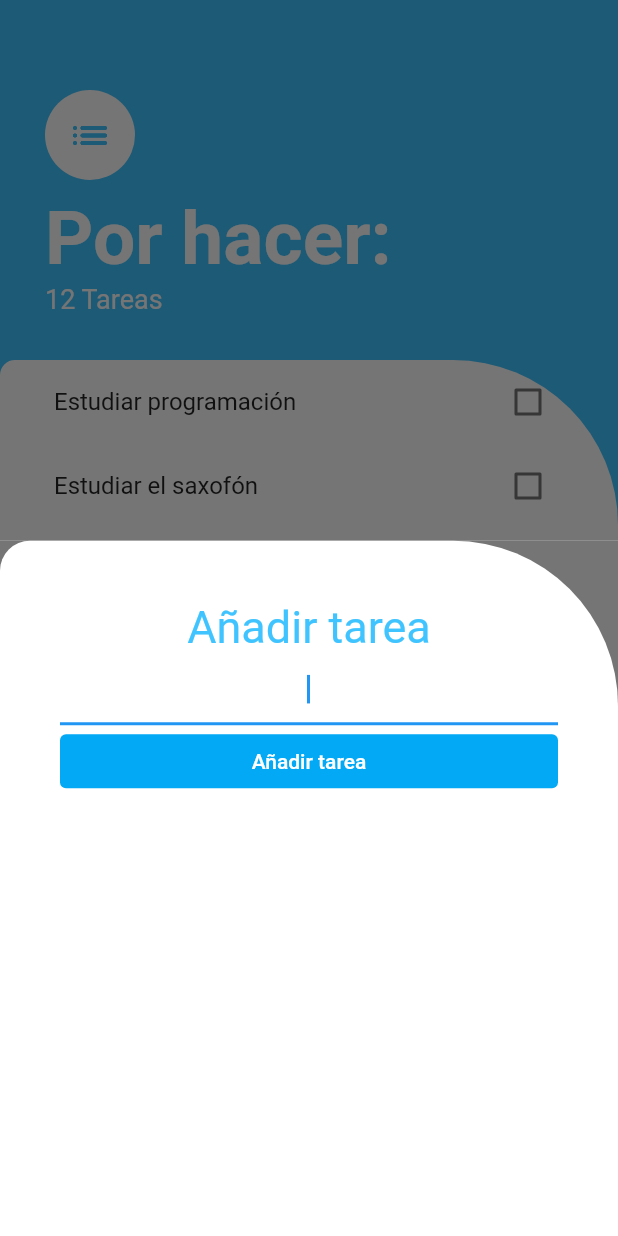
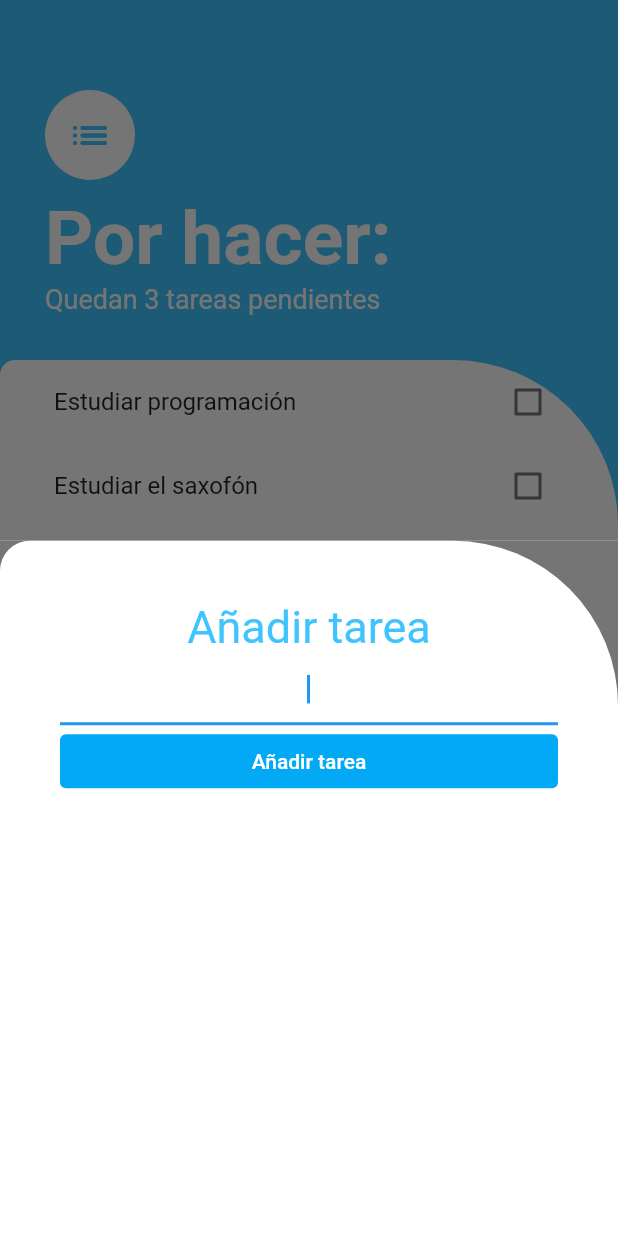
Before and after one commit to Gexedd/todoey_flutter, a Flutter app: the screen it shows after launch, after a tap on the "add" icon, on a phone screen of 412 x 824 dp. Run offline on Flutter 3.47's test engine with Material 2 defaults, Android fonts, the phone set to English and light mode, and no system bars.

Commit message:
Mejoras del codigo

```diff
--- a/lib/screens/task_screen.dart
+++ b/lib/screens/task_screen.dart
@@ -6,7 +6,6 @@ import 'package:todoey_flutter/screens/add_task_screen.dart';
 import 'package:todoey_flutter/models/task.dart';
 
 class TasksScreen extends StatefulWidget {
-
   @override
   State<TasksScreen> createState() => _TasksScreenState();
 }
@@ -25,14 +24,16 @@ class _TasksScreenState extends State<TasksScreen> {
       floatingActionButton: FloatingActionButton(
         backgroundColor: Colors.lightBlue,
         onPressed: () {
-          showModalBottomSheet(context: context, builder: ( context) =>
-              AddTaskScreen((newTaskTitle){
-                  print(newTaskTitle);
-                  setState(() {
-                    tasks.add(Task(name: newTaskTitle));
-                  });
-
-              }));
+          showModalBottomSheet(
+              context: context,
+              builder: (context) => AddTaskScreen((newTaskTitle) {
+                    print(
+                        newTaskTitle); //Esto es sólo a modo de comprobación en la consola.
+                    setState(() {
+                      tasks.add(Task(name: newTaskTitle));
+                    });
+                    Navigator.pop(context);
+                  }));
         },
         child: Icon(Icons.add),
       ),
@@ -66,7 +67,7 @@ class _TasksScreenState extends State<TasksScreen> {
                   ),
                 ),
                 Text(
-                  '12 Tareas',
+                  tasks.length > 1 ? 'Quedan ${tasks.length.toString()} tareas pendientes' : 'Queda ${tasks.length.toString()} tarea solamente' ,
                   style: TextStyle(color: Colors.white, fontSize: 18),
                 ),
               ],
```
